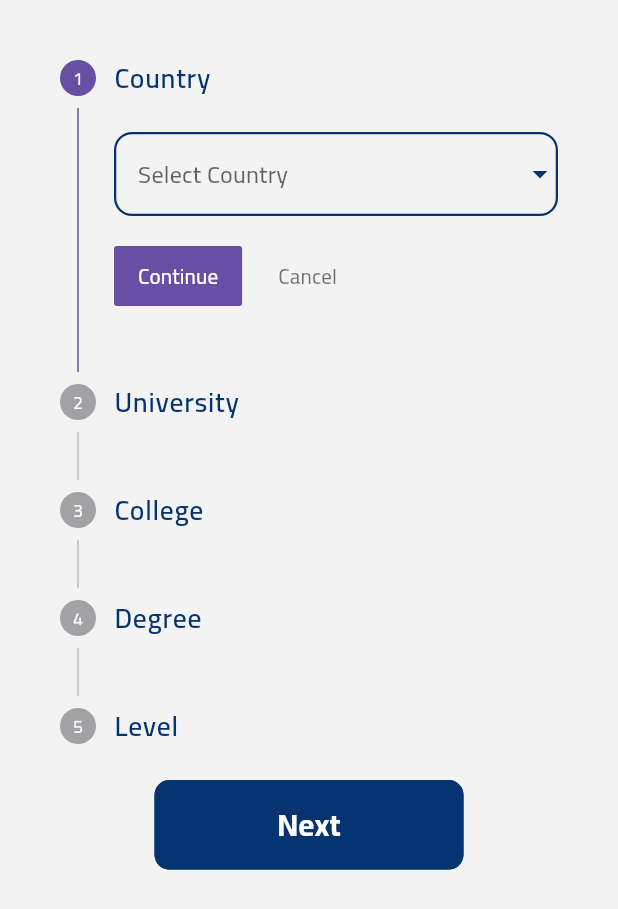
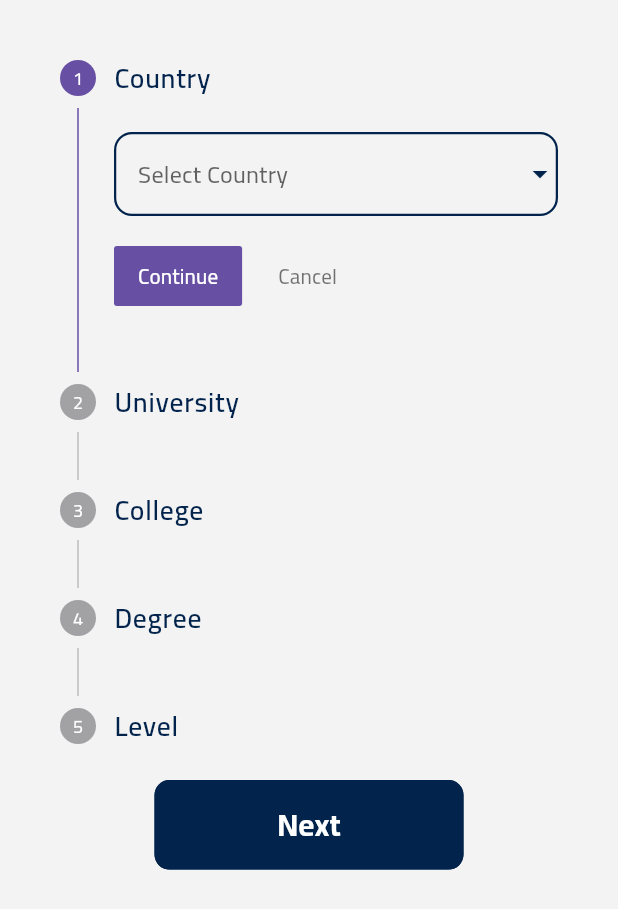
Before and after one commit to ahmedgamalfouad155/Class-One, a Flutter app: the SignUpView screen opened by its route, on a phone screen of 412 x 824 dp. Shown: the top 909 px of the screen. Run offline on Flutter 3.47's test engine with Material 3 defaults, Android fonts, the light colour scheme and no system bars; our stand-ins replace cloud_firestore, firebase_auth, firebase_core, flutter_bloc, flutter_screenutil, flutter_vector_icons and 5 more; missing offline and left inert: screen_protector, webview_flutter_android, webview_flutter_wkwebview; accounts and stored records are empty.

Commit message:
change nav bar icon and color

```diff
--- a/lib/core/theme/thems.dart
+++ b/lib/core/theme/thems.dart
@@ -18,11 +18,11 @@ final lightTheme = ThemeData(
   useMaterial3: true,
   extensions: const [
     AppColors(
-      primaryBlue: Color.fromARGB(255, 23, 32, 66),
-      blue: Color.fromARGB(255, 6, 52, 112),
+      primaryBlue: Color.fromARGB(255, 38, 54, 110),
+      blue: Color.fromARGB(255, 2, 35, 76),
       white: Color(0xffFFFFFF),
       offWhite: Color(0xffF3F3F3),
-      grey: Color(0xff929292),
+      grey: Color.fromARGB(255, 125, 128, 131),
       black: Color.fromARGB(255, 0, 0, 0),
     ),
   ],
```
Also changed, not shown: lib/features/nav_bar/presentation/view/widgets/nav_bar_view_body.dart (+22 -5 lines).
